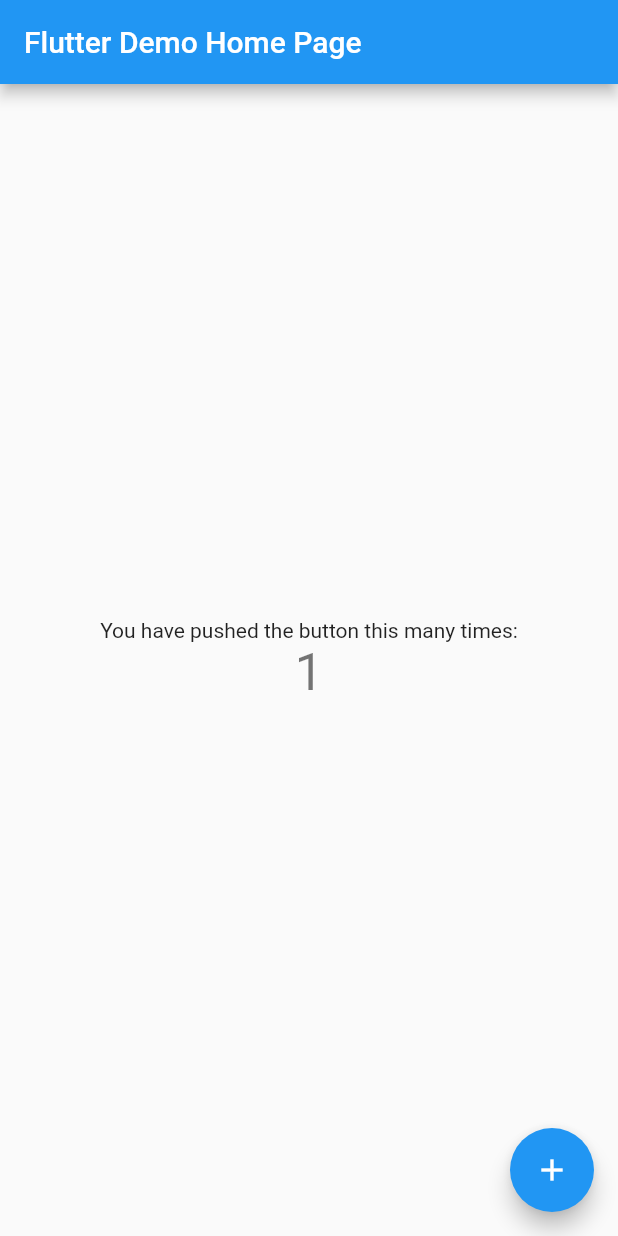
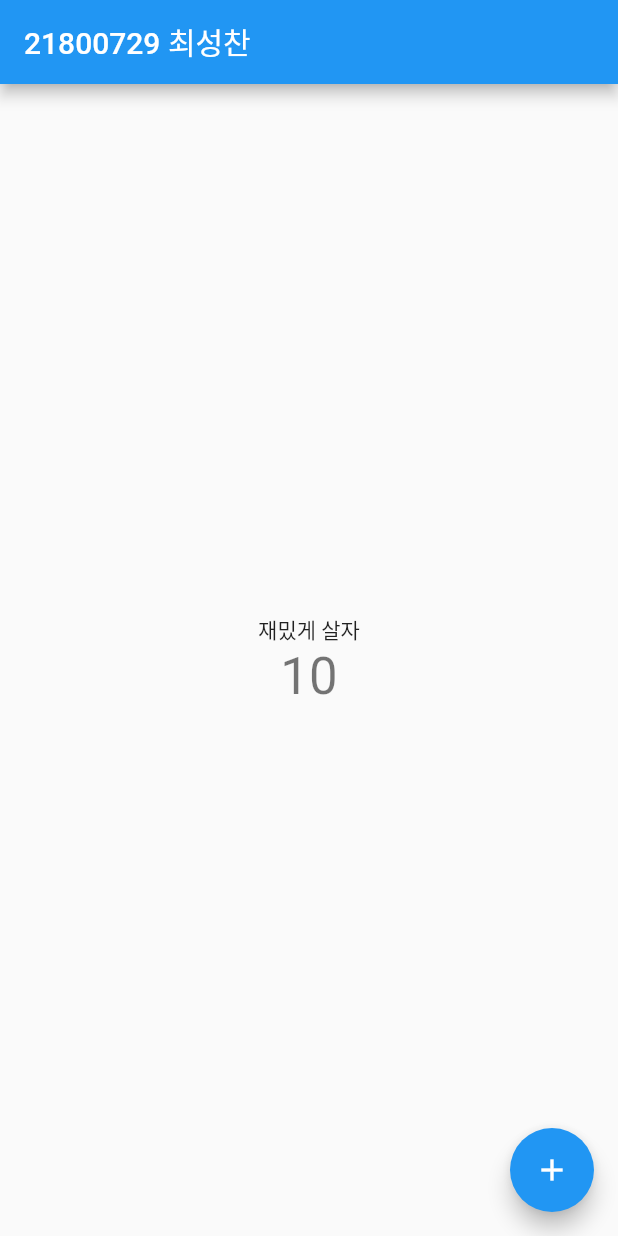
Before and after one commit to 1st-PARD-APP-PART/SeongChanChoi, a Flutter app: the screen it shows after launch, after a tap on the "add" icon, on a phone screen of 412 x 824 dp. Run offline on Flutter 3.47's test engine with Material 2 defaults, Android fonts, the phone set to English and light mode, and no system bars.

Commit message:
[UPDATE] OT_APP_PART_HW

```diff
--- a/pardapp/lib/main.dart
+++ b/pardapp/lib/main.dart
@@ -7,40 +7,22 @@
 class MyApp extends StatelessWidget {
   const MyApp({super.key});
 
-  // This widget is the root of your application.
   @override
   Widget build(BuildContext context) {
     return MaterialApp(
-      title: 'Flutter Demo',
+      title: 'HW1',
       theme: ThemeData(
-        // This is the theme of your application.
-        //
-        // Try running your application with "flutter run". You'll see the
-        // application has a blue toolbar. Then, without quitting the app, try
-        // changing the primarySwatch below to Colors.green and then invoke
-        // "hot reload" (press "r" in the console where you ran "flutter run",
-        // or simply save your changes to "hot reload" in a Flutter IDE).
-        // Notice that the counter didn't reset back to zero; the application
-        // is not restarted.
         primarySwatch: Colors.blue,
       ),
-      home: const MyHomePage(title: 'Flutter Demo Home Page'),
+      // 제목을 argument로 넘겨줌
+      home: const MyHomePage(title: '21800729 최성찬'),
     );
   }
 }
 
 class MyHomePage extends StatefulWidget {
+  // argument를 contstructor로 받음
   const MyHomePage({super.key, required this.title});
-
-  // This widget is the home page of your application. It is stateful, meaning
-  // that it has a State object (defined below) that contains fields that affect
-  // how it looks.
-
-  // This class is the configuration for the state. It holds the values (in this
-  // case the title) provided by the parent (in this case the App widget) and
-  // used by the build method of the State. Fields in a Widget subclass are
-  // always marked "final".
-
   final String title;
 
   @override
@@ -50,53 +32,28 @@
 class _MyHomePageState extends State<MyHomePage> {
   int _counter = 0;
 
+  // 버튼을 누르면 10씩 증가 function
   void _incrementCounter() {
     setState(() {
-      // This call to setState tells the Flutter framework that something has
-      // changed in this State, which causes it to rerun the build method below
-      // so that the display can reflect the updated values. If we changed
-      // _counter without calling setState(), then the build method would not be
-      // called again, and so nothing would appear to happen.
-      _counter++;
+      _counter = _counter + 10;
     });
   }
 
   @override
   Widget build(BuildContext context) {
-    // This method is rerun every time setState is called, for instance as done
-    // by the _incrementCounter method above.
-    //
-    // The Flutter framework has been optimized to make rerunning build methods
-    // fast, so that you can just rebuild anything that needs updating rather
-    // than having to individually change instances of widgets.
     return Scaffold(
+      // argument로 받은 title을 appbar에 넣어줌
       appBar: AppBar(
-        // Here we take the value from the MyHomePage object that was created by
-        // the App.build method, and use it to set our appbar title.
         title: Text(widget.title),
       ),
       body: Center(
-        // Center is a layout widget. It takes a single child and positions it
-        // in the middle of the parent.
+        // 화면 중앙에 텍스트를 띄워줌
         child: Column(
-          // Column is also a layout widget. It takes a list of children and
-          // arranges them vertically. By default, it sizes itself to fit its
-          // children horizontally, and tries to be as tall as its parent.
-          //
-          // Invoke "debug painting" (press "p" in the console, choose the
-          // "Toggle Debug Paint" action from the Flutter Inspector in Android
-          // Studio, or the "Toggle Debug Paint" command in Visual Studio Code)
-          // to see the wireframe for each widget.
-          //
-          // Column has various properties to control how it sizes itself and
-          // how it positions its children. Here we use mainAxisAlignment to
-          // center the children vertically; the main axis here is the vertical
-          // axis because Columns are vertical (the cross axis would be
-          // horizontal).
           mainAxisAlignment: MainAxisAlignment.center,
+          // 텍스트를 두개 넣어줌
           children: <Widget>[
             const Text(
-              'You have pushed the button this many times:',
+              '재밌게 살자',
             ),
             Text(
               '$_counter',
@@ -109,7 +66,7 @@
         onPressed: _incrementCounter,
         tooltip: 'Increment',
         child: const Icon(Icons.add),
-      ), // This trailing comma makes auto-formatting nicer for build methods.
+      ),
     );
   }
 }
```
